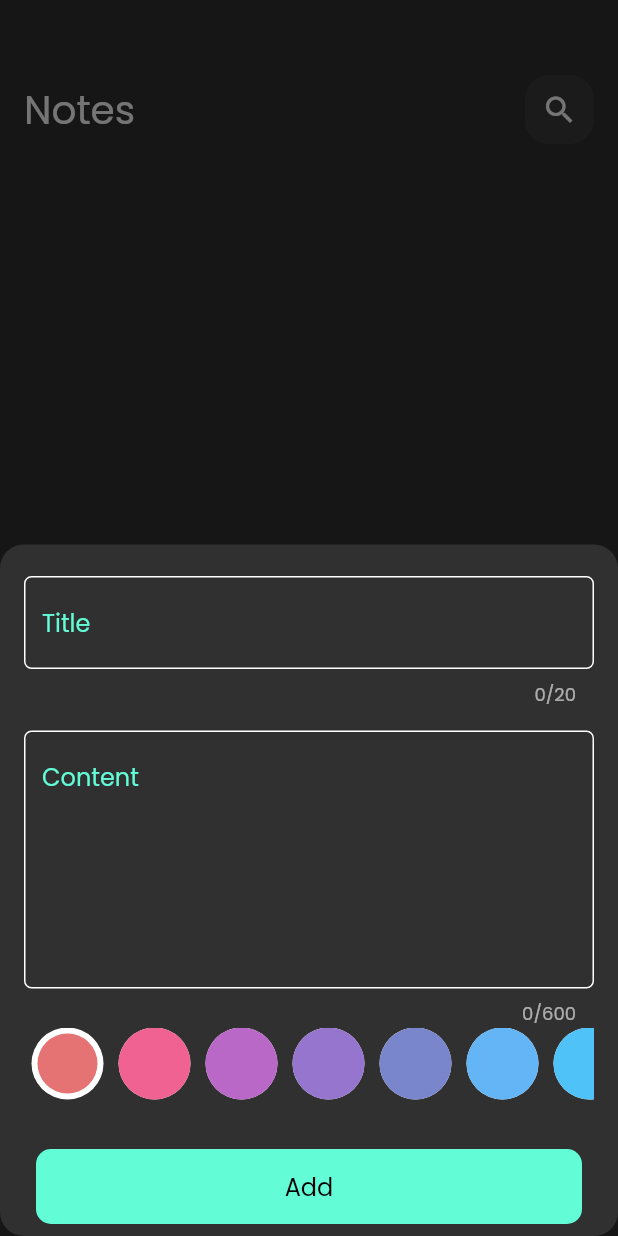
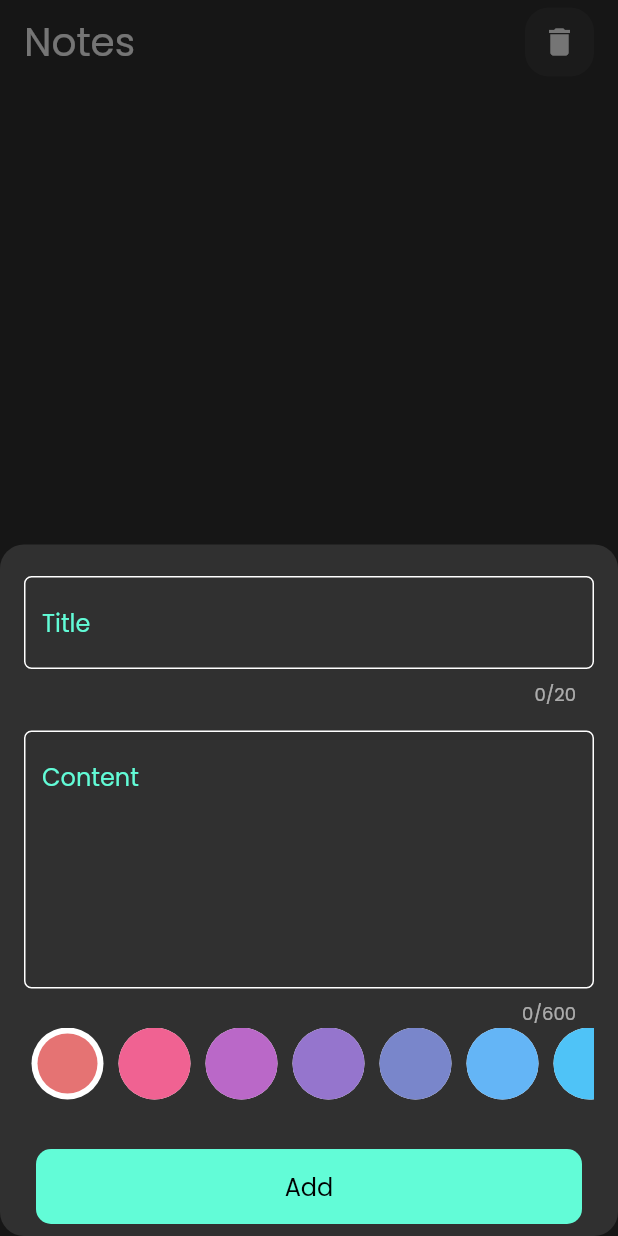
Before and after one commit to ZooZM/Note_App, a Flutter app: the screen it shows after launch, after a tap on the "add" icon, on a phone screen of 412 x 824 dp. Run offline on Flutter 3.47's test engine with Material 2 defaults, Android fonts, the phone set to English and light mode, and no system bars; our stand-ins replace bloc, flutter_bloc, hive, hive_flutter; accounts and stored records are empty.

Commit message:
add clearall icon in appbar

```diff
--- a/lib/views/Edite_Note_Page.dart
+++ b/lib/views/Edite_Note_Page.dart
@@ -9,7 +9,7 @@ class Edite_Note_page extends StatelessWidget {
   Widget build(BuildContext context) {
     final NoteModel note = ModalRoute.of(context)!.settings.arguments as NoteModel;
     return  Scaffold(
-      body: EditeNoteBody(note: note) ,
+      body: SafeArea(child: EditeNoteBody(note: note)) ,
     );
   }
 }
--- a/lib/views/Home_Page.dart
+++ b/lib/views/Home_Page.dart
@@ -9,7 +9,6 @@ class Home_Page extends StatelessWidget {
   Widget build(BuildContext context) {
     return Scaffold(
         floatingActionButton: FloatingActionButton(
-
             onPressed: () {
               showModalBottomSheet(
                 isScrollControlled: true,
@@ -23,6 +22,6 @@ class Home_Page extends StatelessWidget {
             },
             child: const Icon(Icons.add),
             ),
-        body: const Noteview());
+        body: const SafeArea(child: Noteview()));
   }
 }
--- a/lib/views/Splash_Screen.dart
+++ b/lib/views/Splash_Screen.dart
@@ -1,7 +1,5 @@
-import 'package:flutter/foundation.dart';
 import 'package:flutter/material.dart';
 import 'package:flutter/services.dart';
-import 'package:nots_app/Constns.dart';
 import 'package:nots_app/views/Home_Page.dart';
 
 class splash_screen extends StatefulWidget {
@@ -35,26 +33,23 @@ class _splash_screenState extends State<splash_screen> {
 
   @override
   Widget build(BuildContext context) {
-    return Scaffold(
-      body: Container(
-        decoration: const BoxDecoration(
-            gradient: LinearGradient(
-                colors: [Colors.blue, Colors.purple],
-                begin: Alignment.topRight,
-                end: Alignment.bottomLeft)),
-        child: const Column(
+    return const Scaffold(
+      body: Column(
         mainAxisAlignment: MainAxisAlignment.center,
         children: [
           Icon(
             Icons.note,
             size: 100,
-              color: Colors.black,
           ),
           Center(
-                child: Text("Notes",
-                    style: TextStyle(fontSize: 24, color: Colors.black)))
+            child: Text(
+              "Notes",
+              style: TextStyle(
+                fontSize: 24,
+              ),
+            ),
+          )
         ],
-        ),
       ),
     );
   }
--- a/lib/widgets/Csutom_AppBar.dart
+++ b/lib/widgets/Csutom_AppBar.dart
@@ -1,5 +1,5 @@
 import 'package:flutter/material.dart';
-import 'package:nots_app/widgets/Custom_Search_Bottom.dart';
+import 'package:nots_app/widgets/HomeViewAppBarButtom.dart';
 
 class Csutom_AppBar extends StatelessWidget {
   const Csutom_AppBar({super.key,required this.title,required this.icon});
@@ -11,7 +11,7 @@ class Csutom_AppBar extends StatelessWidget {
       children: [
         Text(title ,style: const TextStyle(fontSize: 26),),
        const Spacer(),
-        Custom_AppBar_Bottom(icon: icon,)
+        HomeViewAppBarButtom(icon: icon,)
       ],
     );
   }
--- a/lib/widgets/Custom_Search_Bottom.dart
+++ /dev/null
@@ -1,19 +0,0 @@
-
-import 'package:flutter/material.dart';
-
-class Custom_AppBar_Bottom extends StatelessWidget {
-  const Custom_AppBar_Bottom({super.key,required this.icon});
-  final Icon icon;
-  @override
-  Widget build(BuildContext context) {
-    return Container(
-      height: 46,
-      width: 46,
-      decoration: BoxDecoration(
-        color: Colors.white.withOpacity(0.05),
-        borderRadius: BorderRadius.circular(16)
-      ),
-      child: icon,
-    );
-  }
-}
--- a/lib/widgets/Custom_TextField.dart
+++ b/lib/widgets/Custom_TextField.dart
@@ -56,7 +56,6 @@ class _CustomTextFieldState extends State<CustomTextField> {
       maxLength: widget.maxlength,
 
       decoration: InputDecoration(
-
           alignLabelWithHint: true,
           labelText: widget.text,
           labelStyle: const TextStyle(color: kPrimaryColor),
--- a/lib/widgets/Edite_Note_Body.dart
+++ b/lib/widgets/Edite_Note_Body.dart
@@ -22,9 +22,7 @@ class _EditeNoteBodyState extends State<EditeNoteBody> {
       child: SingleChildScrollView(
         child: Column(
           children: [
-            const SizedBox(
-              height: 50,
-            ),
+            const SizedBox(height: 5,),
             const Row(
               mainAxisAlignment: MainAxisAlignment.center,
               children: [
--- /dev/null
+++ b/lib/widgets/HomeViewAppBarButtom.dart
@@ -0,0 +1,27 @@
+
+import 'package:flutter/material.dart';
+import 'package:flutter_bloc/flutter_bloc.dart';
+import 'package:hive/hive.dart';
+import 'package:nots_app/Constns.dart';
+import 'package:nots_app/Models/Note_Model.dart';
+import 'package:nots_app/cubit/notes_cubit/notes_cubit.dart';
+
+class HomeViewAppBarButtom extends StatelessWidget {
+  const HomeViewAppBarButtom({super.key,required this.icon});
+  final Icon icon;
+  @override
+  Widget build(BuildContext context) {
+    return Container(
+      height: 46,
+      width: 46,
+      decoration: BoxDecoration(
+        color: Colors.white.withOpacity(0.05),
+        borderRadius: BorderRadius.circular(16)
+      ),
+      child: IconButton(onPressed: () async {
+       await Hive.box<NoteModel>(kNotesBox).clear();
+        BlocProvider.of<NotesCubit>(context).fetchAllNotes();
+      }, icon: icon),
+    );
+  }
+}
--- a/lib/widgets/Noteview.dart
+++ b/lib/widgets/Noteview.dart
@@ -1,3 +1,4 @@
+import 'package:flutter/cupertino.dart';
 import 'package:flutter/material.dart';
 import 'package:nots_app/widgets/Csutom_AppBar.dart';
 import 'package:nots_app/widgets/Note_ListView.dart';
@@ -8,14 +9,18 @@ class Noteview extends StatelessWidget {
   @override
   Widget build(BuildContext context) {
     return const Padding(
-      padding: EdgeInsets.symmetric(horizontal: 16),
+      padding: EdgeInsets.symmetric(horizontal: 16,vertical: 5),
       child: Column(
         children: [
-          SizedBox(
-            height: 50,
+          Csutom_AppBar(
+            title: 'Notes',
+            icon: Icon(Icons.delete),
           ),
-          Csutom_AppBar(title: 'Notes',icon: Icon(Icons.search)),
-          Expanded(child: NoteListview())
+          Expanded(child: Padding(
+            padding: EdgeInsets.symmetric(vertical: 10),
+            child: NoteListview(),
+          ),
+          )
         ],
       ),
     );
--- a/pubspec.yaml
+++ b/pubspec.yaml
@@ -28,6 +28,7 @@ environment:
 # the latest version available on pub.dev. To see which dependencies have newer
 # versions available, run `flutter pub outdated`.
 dependencies:
+  awesome: ^0.0.3
   cupertino_icons: ^1.0.2
   flutter:
     sdk: flutter
```
Also changed, not shown: pubspec.lock. Lines whose indentation alone changed are shown as unchanged.
